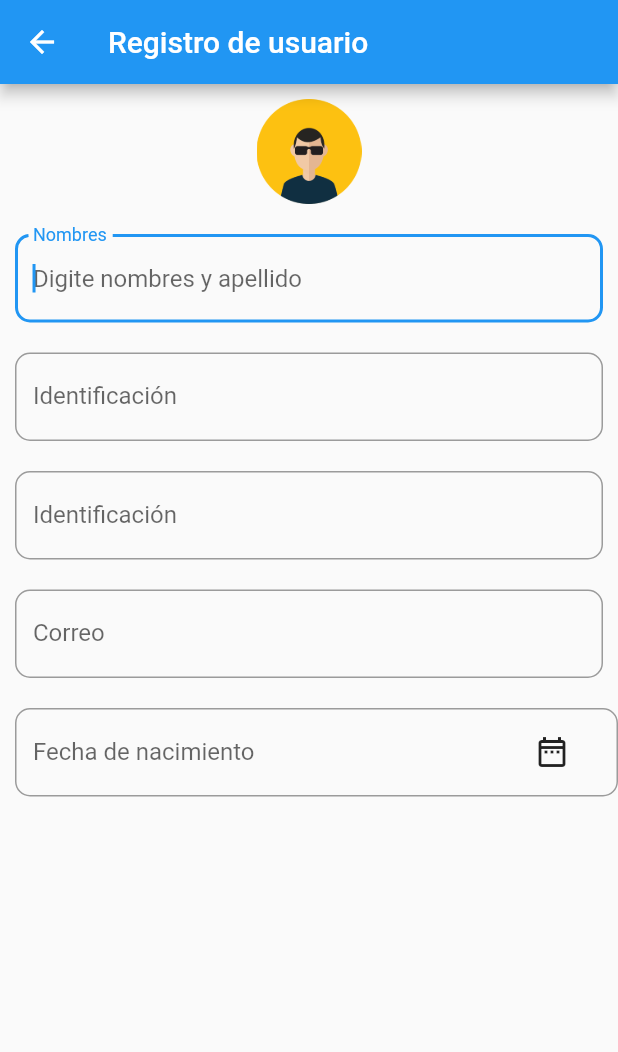
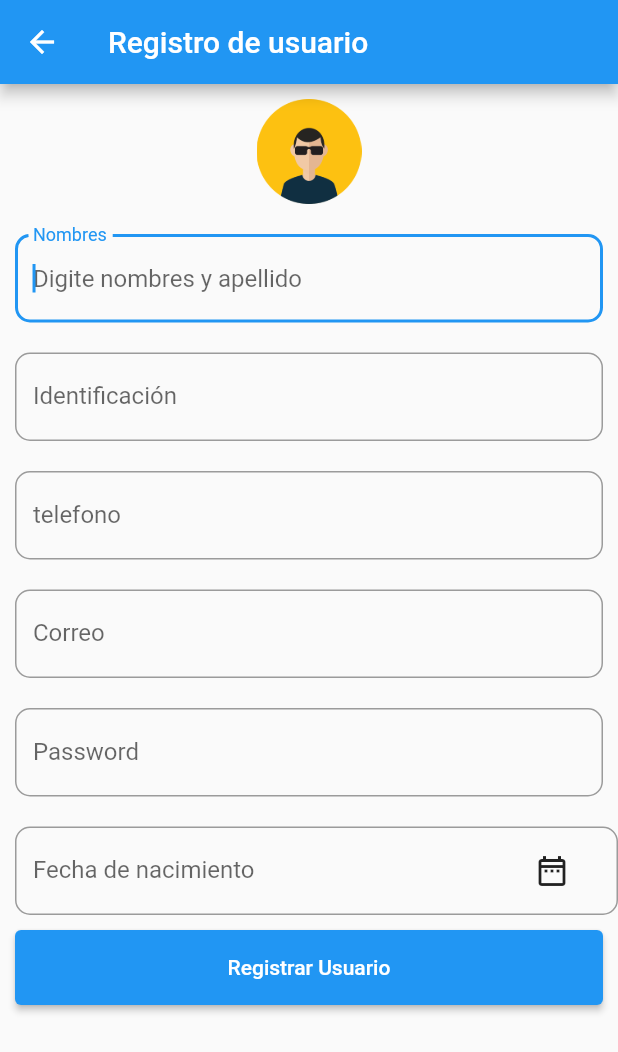
Before and after one commit to juank27/Flutter_Project, a Flutter app: the UserRegister screen opened directly, on a phone screen of 412 x 824 dp. Shown: the top 1052 px of the screen. Run offline on Flutter 3.47's test engine with Material 2 defaults, Android fonts, the phone set to English and light mode, and no system bars; our stand-ins replace cloud_firestore, firebase_core; accounts and stored records are empty.

```diff
--- a/my_app/lib/View/UserRegister.dart
+++ b/my_app/lib/View/UserRegister.dart
@@ -1,3 +1,4 @@
+import 'package:cloud_firestore/cloud_firestore.dart';
 import 'package:flutter/material.dart';
 
 class UserRegister extends StatefulWidget {
@@ -17,6 +18,28 @@ class UserRegisterApp extends State<UserRegister> {
 //}
   @override
   Widget build(BuildContext context) {
+    TextEditingController nombreUser = TextEditingController();
+    TextEditingController identificacion = TextEditingController();
+    TextEditingController telefono = TextEditingController();
+    TextEditingController correo = TextEditingController();
+    TextEditingController pass = TextEditingController();
+    final firebase = FirebaseFirestore.instance;
+    insertDataUser() async {
+      try {
+        await firebase.collection("User").add({
+          "NombreUsuario": nombreUser.text,
+          "id": identificacion.text,
+          "telefono": telefono.text,
+          "correo": correo.text,
+          "password": pass.text,
+          "fecha": fecha.text,
+          "Estado": true,
+        });
+      } catch (e) {
+        print(e);
+      }
+    }
+
     return Scaffold(
       appBar: AppBar(
         title: Text('Registro de usuario'),
@@ -37,6 +60,7 @@ class UserRegisterApp extends State<UserRegister> {
             Padding(
               padding: EdgeInsets.all(10),
               child: TextField(
+                controller: nombreUser,
                 autofocus: true,
                 keyboardType: TextInputType.name,
                 //controller: user,
@@ -53,6 +77,7 @@ class UserRegisterApp extends State<UserRegister> {
             Padding(
               padding: EdgeInsets.all(10),
               child: TextField(
+                controller: identificacion,
                 autofocus: true,
                 keyboardType: TextInputType.name,
                 //controller: user,
@@ -69,6 +94,7 @@ class UserRegisterApp extends State<UserRegister> {
             Padding(
               padding: EdgeInsets.all(10),
               child: TextField(
+                controller: telefono,
                 autofocus: true,
                 keyboardType: TextInputType.text,
                 //controller: user,
@@ -77,14 +103,15 @@ class UserRegisterApp extends State<UserRegister> {
                   fillColor: Colors.green,
                   border: OutlineInputBorder(
                       borderRadius: BorderRadius.circular(10)),
-                  labelText: 'Identificación',
-                  hintText: 'Digite si identifiación',
+                  labelText: 'telefono',
+                  hintText: 'Digite su telefono',
                 ),
               ),
             ),
             Padding(
               padding: EdgeInsets.all(10),
               child: TextField(
+                controller: correo,
                 autofocus: true,
                 keyboardType: TextInputType.emailAddress,
                 //controller: user,
@@ -95,6 +122,23 @@ class UserRegisterApp extends State<UserRegister> {
                       borderRadius: BorderRadius.circular(10)),
                   labelText: 'Correo',
                   hintText: 'Digite su correo',
+                ),
+              ),
+            ),
+            Padding(
+              padding: EdgeInsets.all(10),
+              child: TextField(
+                controller: pass,
+                autofocus: true,
+                keyboardType: TextInputType.emailAddress,
+                //controller: user,
+                style: TextStyle(color: Colors.blueGrey),
+                decoration: InputDecoration(
+                  fillColor: Colors.green,
+                  border: OutlineInputBorder(
+                      borderRadius: BorderRadius.circular(10)),
+                  labelText: 'Password',
+                  hintText: 'Digite su contraseña',
                 ),
               ),
             ),
@@ -120,6 +164,25 @@ class UserRegisterApp extends State<UserRegister> {
                         Icons.date_range_outlined,
                       ))
                 ],
+              ),
+            ),
+            Padding(
+              padding: EdgeInsets.only(left: 10, top: 10, right: 10, bottom: 0),
+              child: ElevatedButton(
+                style: ElevatedButton.styleFrom(minimumSize: Size(400, 50)),
+                onPressed: () {
+                  print('Registrar Usuario');
+                  //Navigator.push(context,
+                  //    MaterialPageRoute(builder: (_) => UserRegister()));
+                  insertDataUser();
+                  nombreUser.clear();
+                  identificacion.clear();
+                  telefono.clear();
+                  correo.clear();
+                  pass.clear();
+                  fecha.clear();
+                },
+                child: Text('Registrar Usuario'),
               ),
             ),
           ],
```
